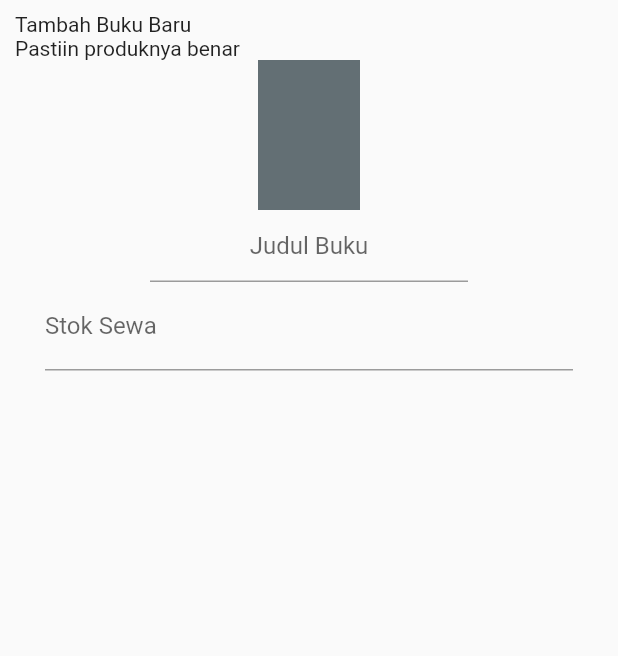
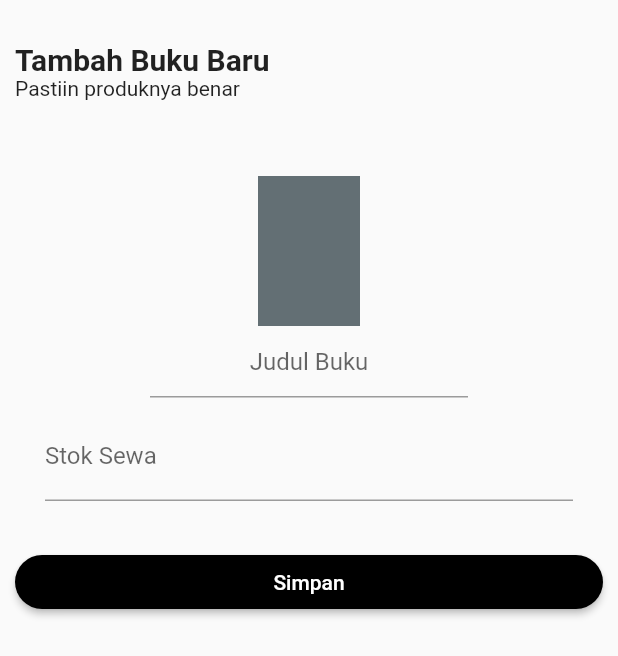
Before and after one commit to mohammadzarkasi/mob-2022, a Flutter app: the ScreenTambahBuku screen opened directly, on a phone screen of 412 x 824 dp. Shown: the top 656 px of the screen. Run offline on Flutter 3.47's test engine with Material 2 defaults, Android fonts, the light colour scheme and no system bars; our stand-ins replace google_fonts; Roboto replaces fonts that are missing (MADE TOMMY).

Commit message:
screen tambah buku: tambah btn simpan, pake font beda, pakai font google

```diff
--- a/lib/screen_tambah_buku.dart
+++ b/lib/screen_tambah_buku.dart
@@ -1,4 +1,7 @@
+// ignore_for_file: prefer_const_constructors, sized_box_for_whitespace
+
 import 'package:flutter/material.dart';
+import 'package:google_fonts/google_fonts.dart';
 
 class ScreenTambahBuku extends StatefulWidget {
   const ScreenTambahBuku({Key? key}) : super(key: key);
@@ -19,8 +22,31 @@ class _ScreenTambahBukuState extends State<ScreenTambahBuku> {
             child: Column(
               crossAxisAlignment: CrossAxisAlignment.start,
               children: [
-                Text('Tambah Buku Baru'),
-                Text('Pastiin produknya benar'),
+                SizedBox(
+                  height: 20,
+                ),
+                Text(
+                  'Tambah Buku Baru',
+                  style: GoogleFonts.croissantOne(
+                    fontSize: 20,
+                    fontWeight: FontWeight.w700,
+                  ),
+                  // style: TextStyle(
+                  //   fontFamily: 'MADE TOMMY',
+                  //   fontSize: 20,
+                  //   fontWeight: FontWeight.w700,
+                  // ),
+                ),
+                Text(
+                  'Pastiin produknya benar',
+                  style: TextStyle(
+                    fontFamily: 'MADE TOMMY',
+                    fontWeight: FontWeight.w400,
+                  ),
+                ),
+                SizedBox(
+                  height: 50,
+                ),
                 Container(
                   width: double.infinity,
                   padding: EdgeInsets.symmetric(horizontal: 20),
@@ -40,6 +66,9 @@ class _ScreenTambahBukuState extends State<ScreenTambahBuku> {
                             textAlign: TextAlign.center,
                           ),
                         ),
+                        SizedBox(
+                          height: 10,
+                        ),
                         TextFormField(
                           decoration: InputDecoration(
                             labelText: 'Stok Sewa',
@@ -48,7 +77,25 @@ class _ScreenTambahBukuState extends State<ScreenTambahBuku> {
                       ],
                     ),
                   ),
-                )
+                ),
+                SizedBox(
+                  height: 30,
+                ),
+                Container(
+                  width: double.infinity,
+                  child: ElevatedButton(
+                    style: ButtonStyle(
+                      backgroundColor: MaterialStateProperty.all(Colors.black),
+                      shape: MaterialStateProperty.all(
+                        RoundedRectangleBorder(
+                          borderRadius: BorderRadius.circular(20),
+                        ),
+                      ),
+                    ),
+                    onPressed: () {},
+                    child: Text('Simpan'),
+                  ),
+                ),
               ],
             ),
           ),
--- a/pubspec.yaml
+++ b/pubspec.yaml
@@ -34,6 +34,7 @@ dependencies:
   # The following adds the Cupertino Icons font to your application.
   # Use with the CupertinoIcons class for iOS style icons.
   cupertino_icons: ^1.0.2
+  google_fonts: ^2.3.2
 
 dev_dependencies:
   flutter_test:
```
Also changed, not shown: 7 other files.
